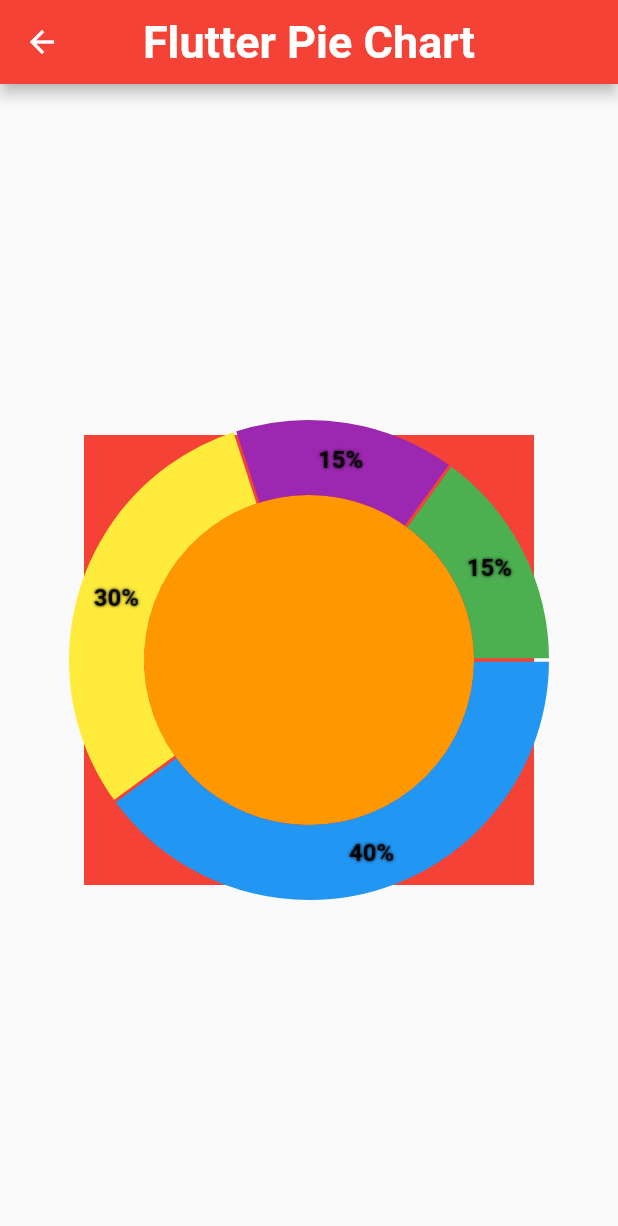
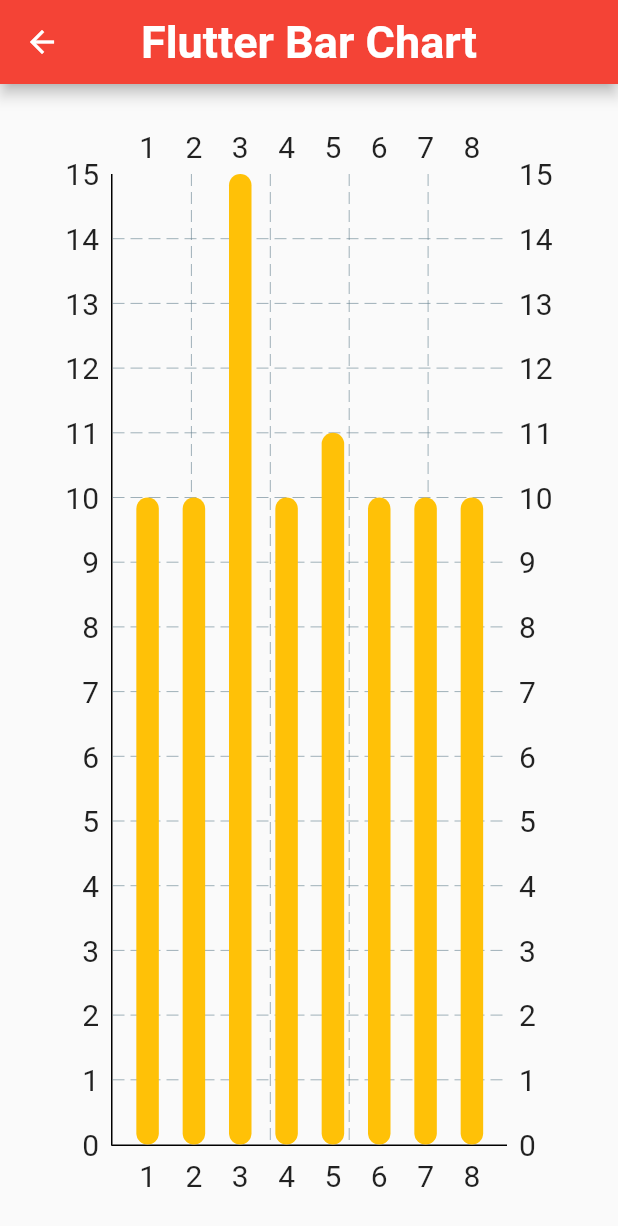
Before and after one commit to MuhammadBilalAkbar/flutter_fl_chart_package, a Flutter app: the screen it shows after launch, after a tap on "Pie Chart", on a phone screen of 412 x 824 dp. Shown: the top 1226 px of the screen. Run offline on Flutter 3.47's test engine with Material 2 defaults, Android fonts, the phone set to English and light mode, and no system bars; drawn by our look-alikes of fl_chart.

Commit message:
line, bar and pie charts

```diff
--- /dev/null
+++ b/lib/pages/bar_chart_page.dart
@@ -0,0 +1,76 @@
+import 'package:flutter/material.dart';
+
+import 'package:fl_chart/fl_chart.dart';
+
+class DataItem {
+  int x;
+  double y1;
+  double y2;
+  double y3;
+
+  DataItem(
+      {required this.x, required this.y1, required this.y2, required this.y3});
+}
+
+class BarChartPage extends StatelessWidget {
+  const BarChartPage({Key? key}) : super(key: key);
+
+  @override
+  Widget build(BuildContext context) {
+    return Scaffold(
+      appBar: AppBar(
+        title: const Text('Flutter Bar Chart'),
+      ),
+      body: Padding(
+        padding: const EdgeInsets.all(30),
+        child: BarChart(
+          BarChartData(
+            borderData: FlBorderData(
+              border: const Border(
+                top: BorderSide.none,
+                right: BorderSide.none,
+                left: BorderSide(width: 1),
+                bottom: BorderSide(width: 1),
+              ),
+            ),
+            groupsSpace: 10,
+            barGroups: [
+              BarChartGroupData(x: 1, barRods: [
+                BarChartRodData(
+                    fromY: 0, toY: 10, width: 15, color: Colors.amber),
+              ]),
+              BarChartGroupData(x: 2, barRods: [
+                BarChartRodData(
+                    fromY: 0, toY: 10, width: 15, color: Colors.amber),
+              ]),
+              BarChartGroupData(x: 3, barRods: [
+                BarChartRodData(
+                    fromY: 0, toY: 15, width: 15, color: Colors.amber),
+              ]),
+              BarChartGroupData(x: 4, barRods: [
+                BarChartRodData(
+                    fromY: 0, toY: 10, width: 15, color: Colors.amber),
+              ]),
+              BarChartGroupData(x: 5, barRods: [
+                BarChartRodData(
+                    fromY: 0, toY: 11, width: 15, color: Colors.amber),
+              ]),
+              BarChartGroupData(x: 6, barRods: [
+                BarChartRodData(
+                    fromY: 0, toY: 10, width: 15, color: Colors.amber),
+              ]),
+              BarChartGroupData(x: 7, barRods: [
+                BarChartRodData(
+                    fromY: 0, toY: 10, width: 15, color: Colors.amber),
+              ]),
+              BarChartGroupData(x: 8, barRods: [
+                BarChartRodData(
+                    fromY: 0, toY: 10, width: 15, color: Colors.amber),
+              ]),
+            ],
+          ),
+        ),
+      ),
+    );
+  }
+}
--- a/lib/pages/home_page.dart
+++ b/lib/pages/home_page.dart
@@ -1,4 +1,5 @@
 import 'package:flutter/material.dart';
+import 'package:flutter_fl_chart_package/pages/bar_chart_page.dart';
 
 import 'line_chart_page.dart';
 import 'pie_chart_page.dart';
@@ -34,7 +35,7 @@ class _HomePageState extends State<HomePage> {
                 onPressed: () => Navigator.push(
                   context,
                   MaterialPageRoute(
-                    builder: (context) => const PieChartPage(),
+                    builder: (context) =>  BarChartPage(),
                   ),
                 ),
                 child: const Text('Pie Chart'),
--- a/lib/pages/line_chart_page.dart
+++ b/lib/pages/line_chart_page.dart
@@ -1,6 +1,5 @@
 import 'package:flutter/material.dart';
 import 'package:fl_chart/fl_chart.dart';
-
 
 class LineChartPage extends StatelessWidget {
   const LineChartPage({Key? key}) : super(key: key);
@@ -70,15 +69,13 @@ class LineChartPage extends StatelessWidget {
                     },
                   ),
                 ),
-                // topTitles: AxisTitles(),
                 leftTitles: AxisTitles(
                   axisNameWidget: const Text('Y axis'),
                   sideTitles: SideTitles(
                     showTitles: true,
-                    // getTitlesWidget: (value, titleMeta) {}
+                    reservedSize: 40,
                   ),
                 ),
-                // rightTitles: AxisTitles(),
               ),
               // gridData to customize data inside of border
               gridData: FlGridData(
@@ -103,8 +100,6 @@ class LineChartPage extends StatelessWidget {
                 ),
               ),
             ),
-            swapAnimationDuration: const Duration(milliseconds: 150),
-            swapAnimationCurve: Curves.linear,
           ),
         ),
       );
--- a/lib/pages/pie_chart_page.dart
+++ b/lib/pages/pie_chart_page.dart
@@ -27,14 +27,7 @@ class _PieChartPageState extends State<PieChartPage> {
                 sectionsSpace: 2,
                 centerSpaceColor: Colors.orange,
                 centerSpaceRadius: 110,
-                borderData: FlBorderData(
-                  show: true,
-                  border: Border.all(color: Colors.blue, width: 5),
-                  // border: const Border(
-                  //   left: BorderSide(color: Colors.blue, width: 3),
-                  //   bottom: BorderSide(color: Colors.blue, width: 3),
-                  // ),
-                ),
+                borderData: FlBorderData(show: false),
                 pieTouchData: PieTouchData(
                   touchCallback: (event, pieTouchResponse) {
                     setState(() {
```
